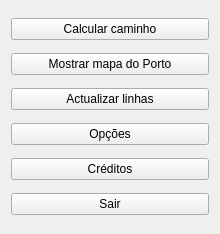
Before: the Qt Designer form mainwindow.ui in afonsocastro96/CAL-Projeto-1, drawn with Qt 5.
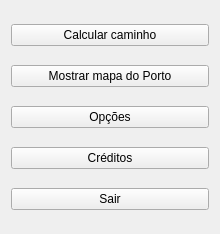
After: the same form once the commit is applied.

Commit message: RIP warnings, RIP Updater de linhas (;_;), RIP Bugs todos menos um

```diff
--- a/mainwindow.ui
+++ b/mainwindow.ui
@@ -31,13 +31,6 @@
         </property>
        </widget>
       </item>
-      <item>
-       <widget class="QPushButton" name="updateLocals">
-        <property name="text">
-         <string>Actualizar linhas</string>
-        </property>
-       </widget>
-      </item>
       <item>
        <widget class="QPushButton" name="options">
         <property name="text">
```
The commit also changes 7 other files.
